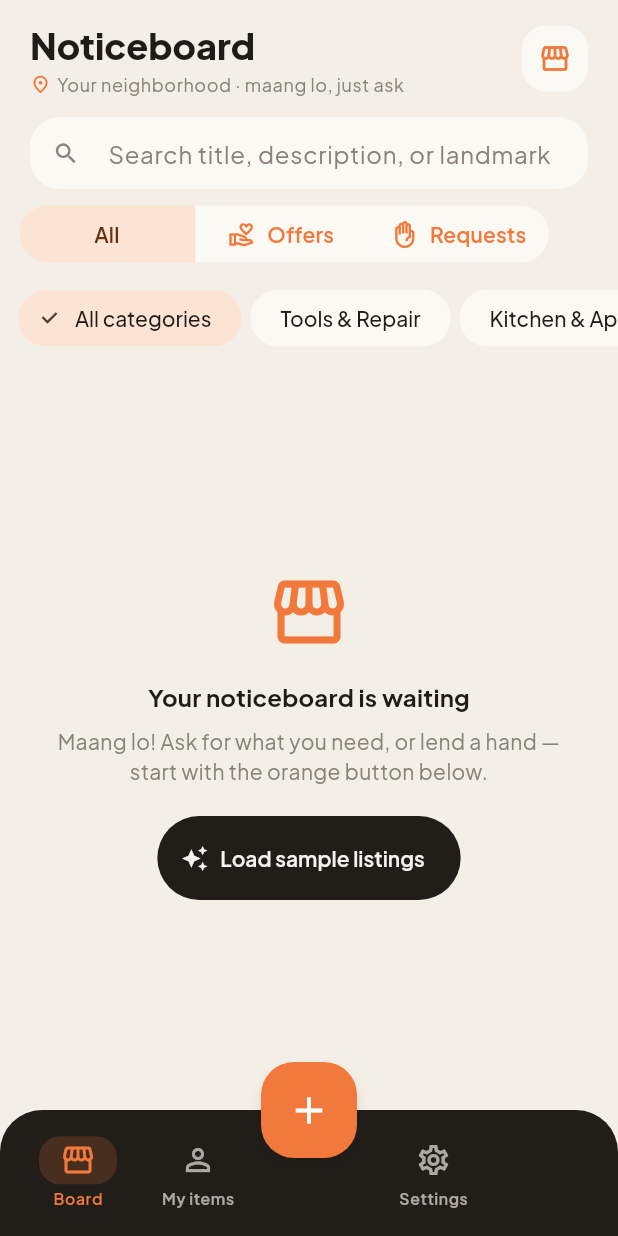
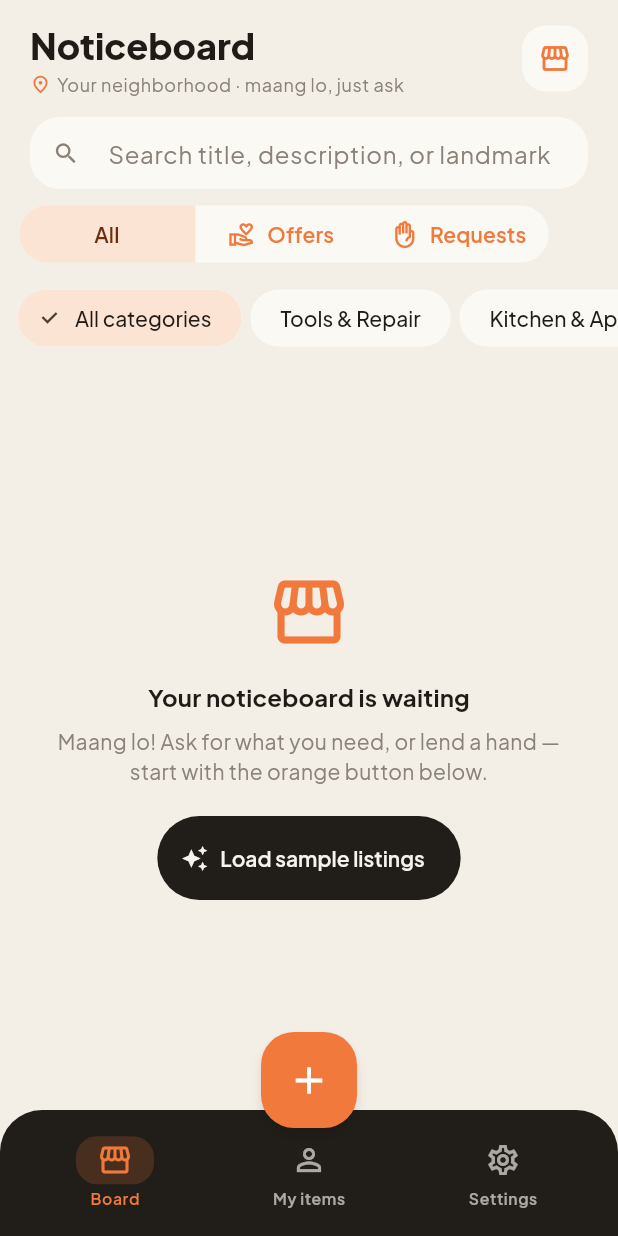
Before and after one commit to rishika-pixeldust/mangwalo, a Flutter app: the HomeShell screen opened directly, on a phone screen of 412 x 824 dp. Run offline on Flutter 3.47's test engine with Material 3 defaults, Android fonts, the phone set to English and light mode, and no system bars; our stand-ins replace flutter_riverpod, hive_ce, hive_ce_flutter, image_picker; accounts and stored records are empty.

Commit message:
Float the + action above the center nav destination
Destinations spread evenly (My items dead-center) and the orange square
now floats over the bar's top edge directly above it, via a custom
RaisedCenterDockedFabLocation (centerDocked lifted 20px) — matching the
reference composition instead of the + occupying its own slot. Frames,
gallery, and demo video regenerated.

Co-Authored-By: Claude Fable 5 <noreply@anthropic.com>

```diff
--- a/lib/src/core/widgets/night_nav_bar.dart
+++ b/lib/src/core/widgets/night_nav_bar.dart
@@ -38,10 +38,7 @@ class NightNavBar extends StatelessWidget {
 
     Widget item(int index, NightNavDestination d) {
       final selected = index == selectedIndex;
-      // 80px: two items + the 76px center gap fit a 430px phone width
-      // with even spacing (a 92px pair overflowed the half by 19px).
-      return SizedBox(
-        width: 80,
+      return Expanded(
         child: Semantics(
           label: d.label,
           button: true,
@@ -92,9 +89,9 @@ class NightNavBar extends StatelessWidget {
       );
     }
 
-    final left = destinations.sublist(0, (destinations.length / 2).ceil());
-    final right = destinations.sublist((destinations.length / 2).ceil());
-
+    // Destinations spread evenly — the middle one sits at screen center,
+    // directly beneath the floating + action (see NightCenterAction, raised
+    // above the bar's top edge by RaisedCenterDockedFabLocation).
     return Container(
       decoration: BoxDecoration(
         color: night.night,
@@ -104,33 +101,10 @@ class NightNavBar extends StatelessWidget {
         top: false,
         child: Padding(
           padding: const EdgeInsets.fromLTRB(12, 10, 12, 10),
-          // Two equal halves around a fixed center gap, so the gap — and
-          // the FAB docked at screen center — land exactly in the middle,
-          // with destinations balanced evenly on each side.
           child: Row(
             children: [
-              Expanded(
-                child: Row(
-                  mainAxisAlignment: MainAxisAlignment.spaceEvenly,
-                  children: [
-                    for (var i = 0; i < left.length; i++) item(i, left[i]),
-                  ],
-                ),
-              ),
-              const SizedBox(width: 76),
-              Expanded(
-                child: Row(
-                  // Packed toward the center gap so a lone destination
-                  // mirrors the left pair's distance from the FAB instead
-                  // of drifting to the far edge.
-                  mainAxisAlignment: MainAxisAlignment.start,
-                  children: [
-                    const SizedBox(width: 5),
-                    for (var i = 0; i < right.length; i++)
-                      item(left.length + i, right[i]),
-                  ],
-                ),
-              ),
+              for (var i = 0; i < destinations.length; i++)
+                item(i, destinations[i]),
             ],
           ),
         ),
@@ -139,9 +113,26 @@ class NightNavBar extends StatelessWidget {
   }
 }
 
-/// The orange rounded-square primary action, docked over the nav bar's top
+/// Centers the FAB horizontally and floats it ABOVE the nav bar so only its
+/// lower edge overlaps the slab — the destination beneath stays visible.
+class RaisedCenterDockedFabLocation extends FloatingActionButtonLocation {
+  const RaisedCenterDockedFabLocation({this.lift = 20});
+
+  /// How far above the centerDocked position (FAB center on the bar's top
+  /// edge) the button rises.
+  final double lift;
+
+  @override
+  Offset getOffset(ScaffoldPrelayoutGeometry scaffoldGeometry) {
+    final base =
+        FloatingActionButtonLocation.centerDocked.getOffset(scaffoldGeometry);
+    return Offset(base.dx, base.dy - lift);
+  }
+}
+
+/// The orange rounded-square primary action, floating over the nav bar's top
 /// edge. Use as Scaffold.floatingActionButton with
-/// FloatingActionButtonLocation.centerDocked.
+/// [RaisedCenterDockedFabLocation].
 class NightCenterAction extends StatelessWidget {
   const NightCenterAction({
     super.key,
--- a/lib/src/features/home/home_shell.dart
+++ b/lib/src/features/home/home_shell.dart
@@ -40,8 +40,8 @@ class _HomeShellState extends ConsumerState<HomeShell> {
           MaterialPageRoute(builder: (_) => const ListingFormScreen()),
         ),
       ),
-      // Docks the orange square half-over the nav bar's top edge.
-      floatingActionButtonLocation: FloatingActionButtonLocation.centerDocked,
+      // Floats the orange square above the bar, over the center destination.
+      floatingActionButtonLocation: const RaisedCenterDockedFabLocation(),
       bottomNavigationBar: NightNavBar(
         destinations: const [
           NightNavDestination(
```
